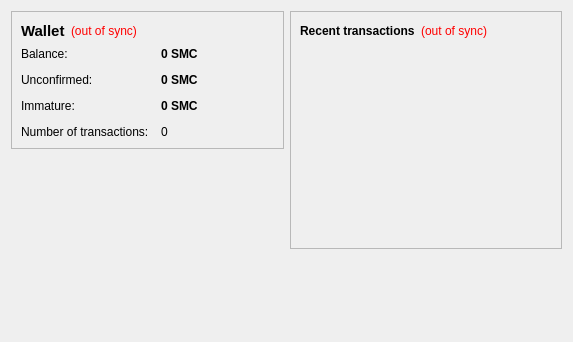
This is src/qt/forms/overviewpage.ui in tocacyy/BudCoin as Qt 5 draws it before an edit. The edited form follows.
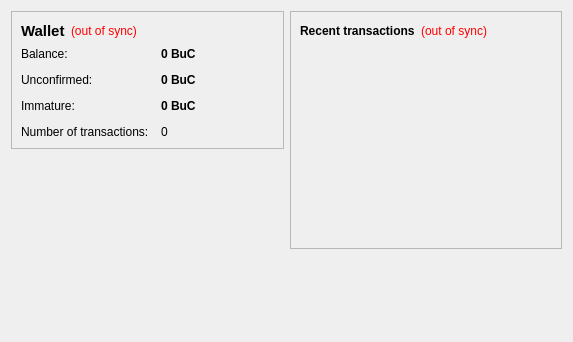
This is the edited form.

Patch:
```diff
--- a/src/qt/forms/overviewpage.ui
+++ b/src/qt/forms/overviewpage.ui
@@ -105,7 +105,7 @@
              <string>Your current balance</string>
             </property>
             <property name="text">
-             <string notr="true">0 SMC</string>
+             <string notr="true">0 BuC</string>
             </property>
             <property name="textInteractionFlags">
              <set>Qt::LinksAccessibleByMouse|Qt::TextSelectableByKeyboard|Qt::TextSelectableByMouse</set>
@@ -134,7 +134,7 @@
              <string>Total of transactions that have yet to be confirmed, and do not yet count toward the current balance</string>
             </property>
             <property name="text">
-             <string notr="true">0 SMC</string>
+             <string notr="true">0 BuC</string>
             </property>
             <property name="textInteractionFlags">
              <set>Qt::LinksAccessibleByMouse|Qt::TextSelectableByKeyboard|Qt::TextSelectableByMouse</set>
@@ -177,7 +177,7 @@
              <string>Mined balance that has not yet matured</string>
             </property>
             <property name="text">
-             <string notr="true">0 SMC</string>
+             <string notr="true">0 BuC</string>
             </property>
             <property name="textInteractionFlags">
              <set>Qt::LinksAccessibleByMouse|Qt::TextSelectableByKeyboard|Qt::TextSelectableByMouse</set>
```
Left out of the diff: 4 changed lines with no effect on the pictures.
